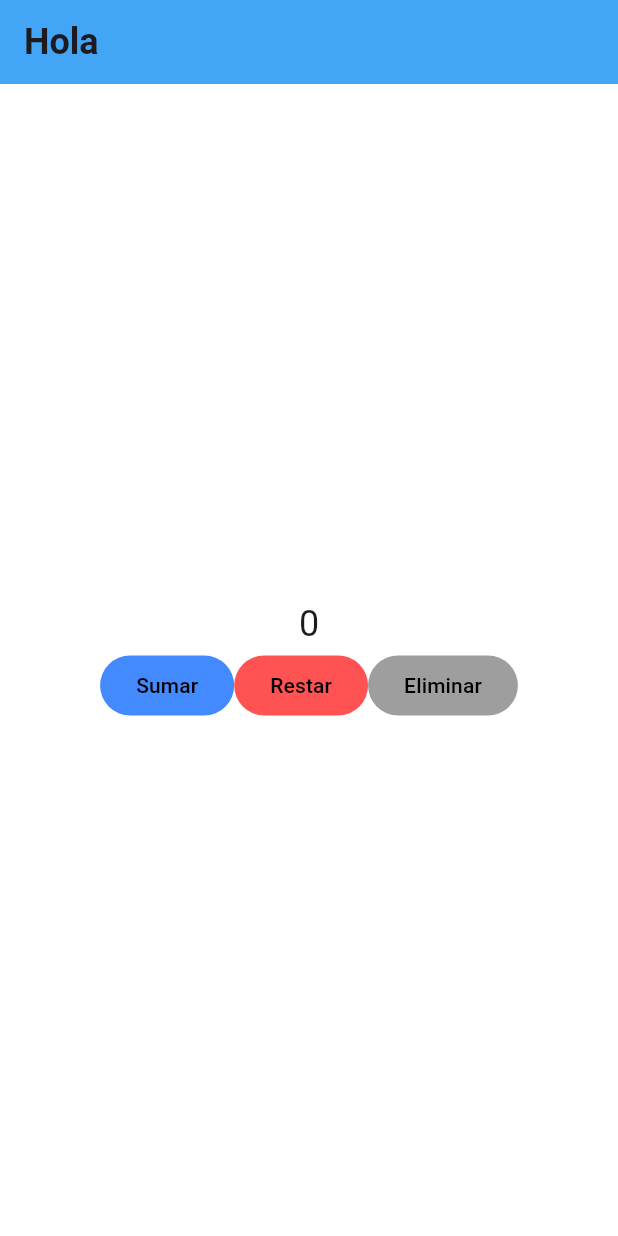
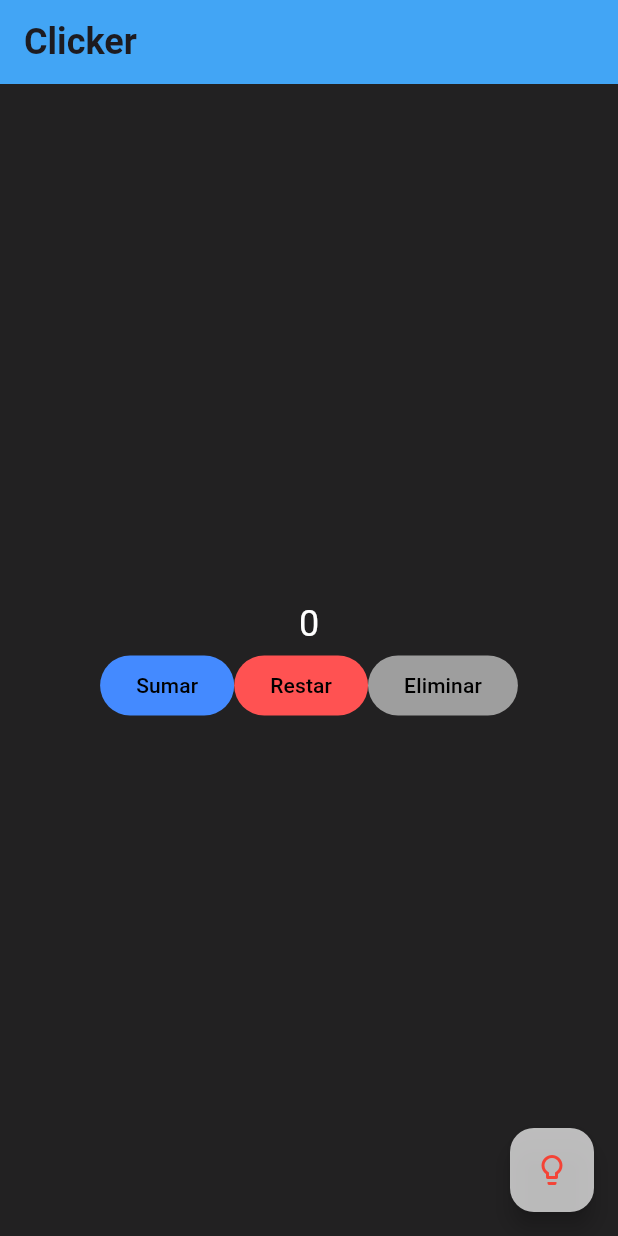
Before and after one commit to ThePowerdinoDeluxe990/AppHolaFlutter, a Flutter app: the screen it shows after launch, after a tap on "Sumar", after a tap on "Restar", after a tap on "Eliminar", on a phone screen of 412 x 824 dp. Run offline on Flutter 3.47's test engine with Material 3 defaults, Android fonts, the phone set to English and light mode, and no system bars; our stand-ins replace shared_preferences.

Commit message:
Añadido switch para light dark mode

```diff
--- /dev/null
+++ b/lib/bodyApp.dart
@@ -0,0 +1,118 @@
+import 'package:flutter/material.dart';
+import 'package:shared_preferences/shared_preferences.dart';
+
+
+class StateBtn extends StatefulWidget{
+  const StateBtn({super.key});
+
+  @override
+  State<StateBtn> createState() => _StateBtnState();
+}
+
+class _StateBtnState extends State<StateBtn>{
+  int _count = 0;
+  bool _theme = false;
+
+
+  void _useCount() async{
+    SharedPreferences prefs = await SharedPreferences.getInstance();
+    setState((){
+      _count++;
+      prefs.setInt("value",_count);
+    });
+  }
+
+  void _changeTheme() async{
+    SharedPreferences prefs = await SharedPreferences.getInstance();
+
+    setState(() {
+      _theme = !_theme;
+      prefs.setBool("boolvalue", _theme);
+    });
+  }
+
+  void _removeCount() async{
+    SharedPreferences prefs = await SharedPreferences.getInstance();
+    setState(() {
+      _count--;
+      prefs.setInt("value", _count);
+   });
+  }
+
+  void _returnCero() async{
+    SharedPreferences prefs = await SharedPreferences.getInstance();
+    setState((){
+      _count = 0;
+      prefs.setInt("value", _count);
+    });
+  }
+
+  @override
+  void initState(){
+    super.initState();
+    _loadPreferencies();
+  }
+
+  _loadPreferencies() async{
+    SharedPreferences prefs = await SharedPreferences.getInstance();
+    setState(() {
+     _count = prefs.getInt("value") ?? 0;
+     _theme = prefs.getBool("boolvalue") ?? false;
+    });
+  }
+
+ @override
+  Widget build(BuildContext context){
+
+    return Scaffold(
+      floatingActionButton: FloatingActionButton(
+	child:const Icon(Icons.lightbulb_outline, color: Colors.red,),
+	backgroundColor: _theme ? Colors.black87 : Colors.white70,
+	onPressed: (){
+	  _changeTheme();
+	}
+      ),
+
+     body:Container(
+      color: _theme ? Colors.white : Colors.black87,
+	child:Column(
+	  mainAxisAlignment: MainAxisAlignment.center,
+	  children: <Widget>[
+	      Text("$_count",
+		  style:TextStyle(fontSize:24,
+				  color: _theme ? Colors.black : Colors.white),
+	      ),
+	      Row(
+		  mainAxisAlignment: MainAxisAlignment.center,
+		  children: <Widget>[
+		  ElevatedButton(onPressed:_useCount,
+				child: const Text("Sumar",
+				style:TextStyle(color: Colors.black)),
+				style: ElevatedButton.styleFrom(
+			        backgroundColor: Colors.blueAccent,
+			        elevation: 0	  ),
+		),
+		  ElevatedButton(onPressed:_removeCount,
+				child: const Text("Restar",
+				style:TextStyle(color: Colors.black)),
+				style: ElevatedButton.styleFrom(
+			        backgroundColor: Colors.redAccent,
+			        elevation: 0,
+		    ),
+		  ),
+		  ElevatedButton(onPressed:_returnCero,
+				child: const Text("Eliminar",
+				style:TextStyle(color: Colors.black)),
+				style: ElevatedButton.styleFrom(
+			        backgroundColor: Colors.grey,
+			        elevation: 0,
+		  ),
+		),
+	      ],
+	    ),
+	  ]
+	),
+      ),
+    );
+  }
+}
--- a/lib/main.dart
+++ b/lib/main.dart
@@ -1,100 +1,5 @@
 import 'package:flutter/material.dart';
-import 'package:shared_preferences/shared_preferences.dart';
-
-class StateBtn extends StatefulWidget{
-  const StateBtn({super.key});
-
-  @override
-  State<StateBtn> createState() => _StateBtnState();
-}
-
-class _StateBtnState extends State<StateBtn>{
-  int _count = 0;
-
-  Color textColor = const Color(0xf5f5f5);
-
-  void _useCount() async{
-    SharedPreferences prefs = await SharedPreferences.getInstance();
-    setState((){
-      _count++;
-      prefs.setInt("value",_count);
-    });
-  }
-
-  void _removeCount() async{
-    SharedPreferences prefs = await SharedPreferences.getInstance();
-    setState(() {
-      _count--;
-      prefs.setInt("value", _count);
-    });
-  }
-
-  void _returnCero() async{
-    SharedPreferences prefs = await SharedPreferences.getInstance();
-    setState((){
-      _count = 0;
-      prefs.setInt("value", _count);
-    });
-  }
-
-  @override
-  void initState(){
-    super.initState();
-    _loadPreferencies();
-  }
-
-  _loadPreferencies() async{
-    SharedPreferences prefs = await SharedPreferences.getInstance();
-    setState(() {
-     _count = prefs.getInt("value") ?? 0;
-    });
-  }
-
- @override
-  Widget build(BuildContext context){
-    return
-     Container(
-      color: Colors.white,
-	child:Column(
-	  mainAxisAlignment: MainAxisAlignment.center,
-	  children: <Widget>[
-	    Text("$_count",
-		 style:const TextStyle(fontSize:24)),
-	    Row(
-		mainAxisAlignment: MainAxisAlignment.center,
-		children: <Widget>[
-		ElevatedButton(onPressed:_useCount,
-				child: const Text("Sumar",
-				style:TextStyle(color: Colors.black)),
-				style: ElevatedButton.styleFrom(
-			        backgroundColor: Colors.blueAccent,
-			        elevation: 0,
-		  ),
-		),
-		ElevatedButton(onPressed:_removeCount,
-				child: const Text("Restar",
-				style:TextStyle(color: Colors.black)),
-				style: ElevatedButton.styleFrom(
-			        backgroundColor: Colors.redAccent,
-			        elevation: 0,
-		    ),
-		  ),
-		ElevatedButton(onPressed:_returnCero,
-				child: const Text("Eliminar",
-				style:TextStyle(color: Colors.black)),
-				style: ElevatedButton.styleFrom(
-			        backgroundColor: Colors.grey,
-			        elevation: 0,
-		    ),
-		  ),
-		],
-	      ),
-	    ],
-	    )
-	);
-  }
-}
-
+import "bodyApp.dart";
 
 class MyAppBar extends StatelessWidget{
   const MyAppBar({super.key});
@@ -103,7 +8,7 @@ class MyAppBar extends StatelessWidget{
   Widget build(BuildContext context){
     return Scaffold(
 	appBar: AppBar(
-	  title: const Text("Hola",
+	  title: const Text("Clicker",
 	  style: TextStyle(fontSize: 24, fontWeight: FontWeight.bold)),
 	  backgroundColor: Colors.blue[400],
 	),
```
Also changed, not shown: pubspec.yaml (+13 -5 lines), assets/icons/icon.png (added), pubspec.lock, 28 other files.
